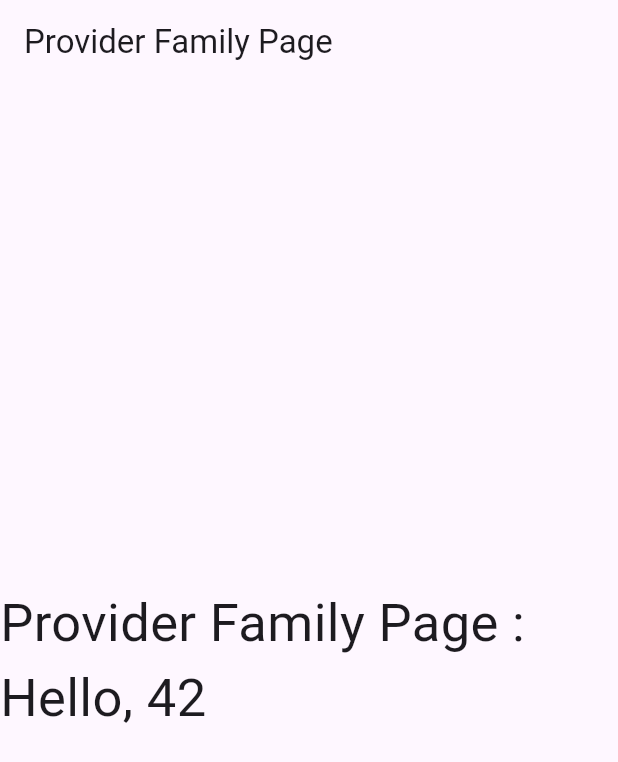
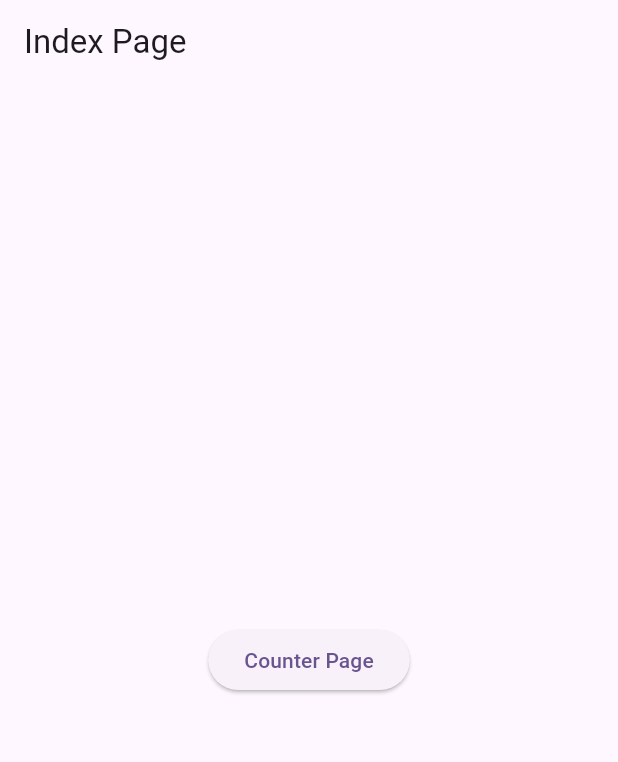
Before and after one commit to ykakkaya/riverpod_example_youtube, a Flutter app: the screen it shows after launch, on a phone screen of 412 x 824 dp. Shown: the top 762 px of the screen. Run offline on Flutter 3.47's test engine with Material 3 defaults, Android fonts, the phone set to English and light mode, and no system bars; our stand-ins replace dio, flutter_riverpod, go_router.

Commit message:
auto_dispose ve go_router

```diff
--- a/lib/main.dart
+++ b/lib/main.dart
@@ -1,6 +1,6 @@
 import 'package:flutter/material.dart';
 import 'package:flutter_riverpod/flutter_riverpod.dart';
-import 'package:riverpod_example/screens/provider_family_page.dart';
+import 'package:riverpod_example/routes/app_routes.dart';
 
 void main() {
   runApp(ProviderScope(child: MyApp()));
@@ -11,13 +11,13 @@ class MyApp extends StatelessWidget {
 
   @override
   Widget build(BuildContext context) {
-    return MaterialApp(
+    return MaterialApp.router(
       debugShowCheckedModeBanner: false,
       title: 'Flutter Demo',
       theme: ThemeData(
         colorScheme: ColorScheme.fromSeed(seedColor: Colors.deepPurple),
       ),
-      home: ProviderFamilyPage(),
+      routerConfig: appRouter,
     );
   }
 }
--- /dev/null
+++ b/lib/routes/app_routes.dart
@@ -0,0 +1,13 @@
+import 'package:go_router/go_router.dart';
+import 'package:riverpod_example/screens/autodispose/counter_autodispose_page.dart';
+import 'package:riverpod_example/screens/autodispose/index_page.dart';
+
+final GoRouter appRouter = GoRouter(
+  routes: [
+    GoRoute(path: '/', builder: (context, state) => IndexPage()),
+    GoRoute(
+      path: '/counter',
+      builder: (context, state) => CounterDisposePage(),
+    ),
+  ],
+);
--- /dev/null
+++ b/lib/screens/autodispose/index_page.dart
@@ -0,0 +1,27 @@
+import 'package:flutter/material.dart';
+import 'package:flutter_riverpod/flutter_riverpod.dart';
+import 'package:go_router/go_router.dart';
+
+class IndexPage extends ConsumerWidget {
+  const IndexPage({super.key});
+
+  @override
+  Widget build(BuildContext context, WidgetRef ref) {
+    return Scaffold(
+      appBar: AppBar(title: Text('Index Page')),
+      body: Center(
+        child: Column(
+          mainAxisAlignment: MainAxisAlignment.center,
+          children: <Widget>[
+            ElevatedButton(
+              onPressed: () {
+                context.push('/counter');
+              },
+              child: Text('Counter Page'),
+            ),
+          ],
+        ),
+      ),
+    );
+  }
+}
--- a/pubspec.yaml
+++ b/pubspec.yaml
@@ -36,6 +36,7 @@ dependencies:
   cupertino_icons: ^1.0.8
   flutter_riverpod: ^2.6.1
   dio: ^5.8.0+1
+  go_router: ^14.8.1
 
 dev_dependencies:
   flutter_test:
```
Also changed, not shown: lib/providers/state_provider_dispose.dart (added, +11 -0 lines), lib/screens/autodispose/counter_autodispose_page.dart (added, +29 -0 lines), pubspec.lock.
